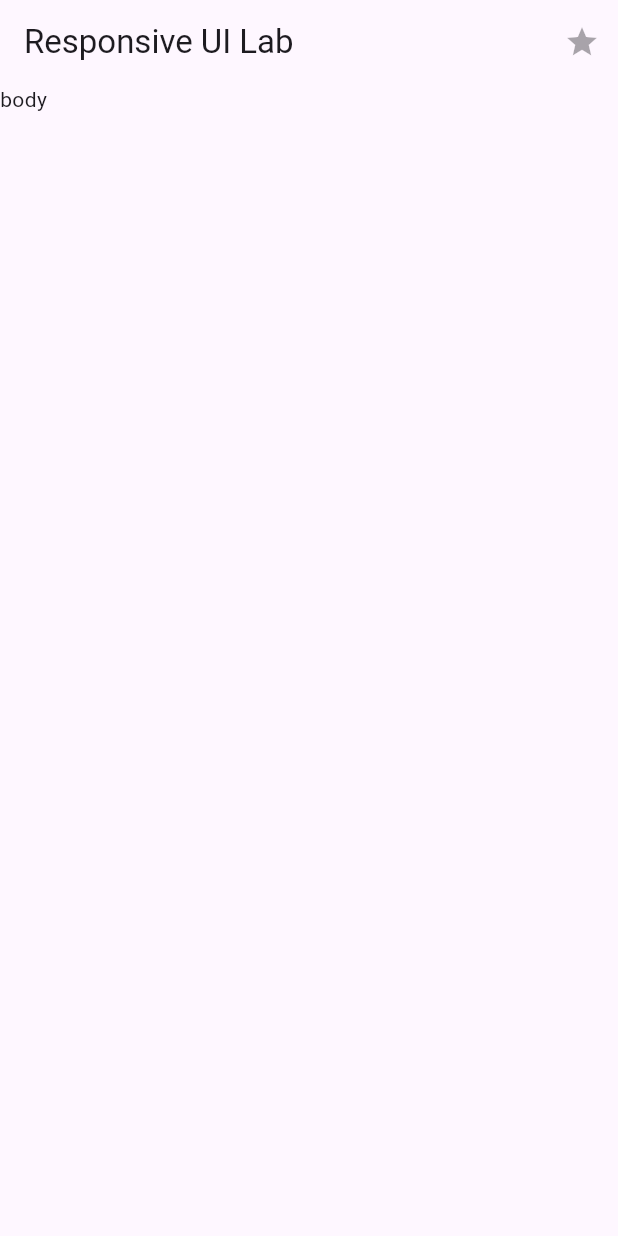
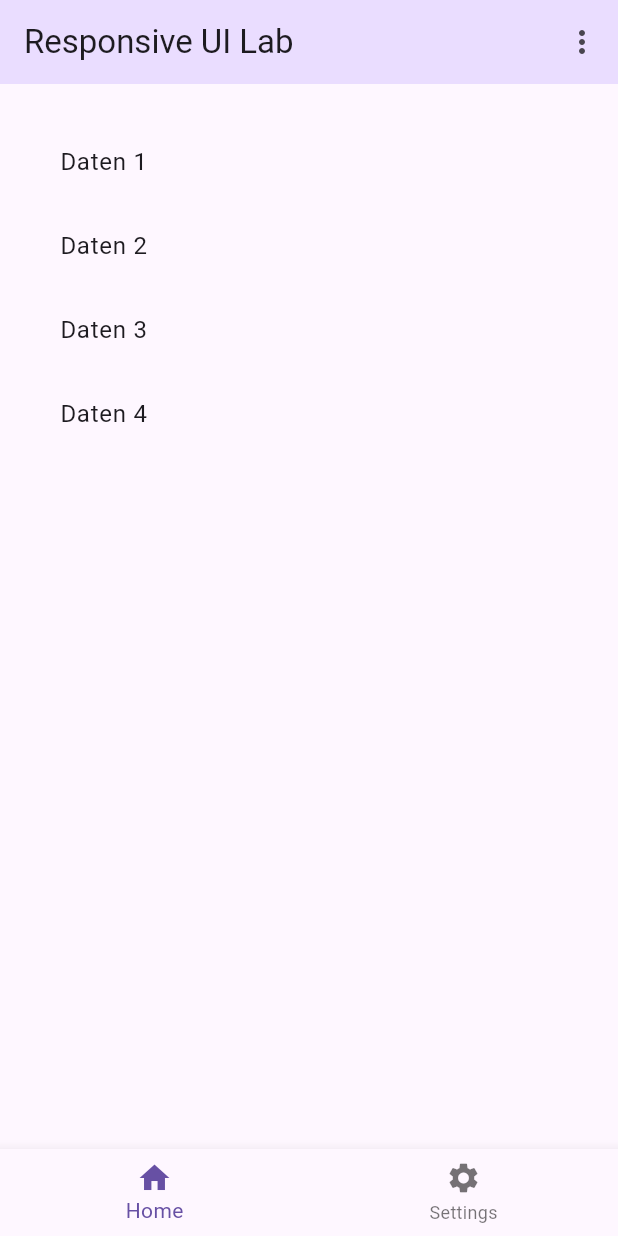
Before and after one commit to kode7/facilify-ui-lab, a Flutter app: the screen it shows after launch, on a phone screen of 412 x 824 dp. Run offline on Flutter 3.47's test engine with Material 3 defaults, Android fonts, the phone set to English and light mode, and no system bars; our stand-ins replace flutter_screenutil.

Commit message:
added responsive appbar and switching sidebar and bottomnavigationbar

```diff
--- a/lib/main.dart
+++ b/lib/main.dart
@@ -18,30 +18,182 @@ class MyApp extends StatelessWidget {
         theme: ThemeData(
           primarySwatch: Colors.amber,
         ),
-        home: const ResponsiveHomePage(),
+        home: const ResponsiveLayout(
+          mobileLayout:
+              MobileLayout(), // Assuming MobileLayout is defined elsewhere
+          desktopLayout:
+              DesktopLayout(), // Assuming DesktopLayout is defined elsewhere
+        ),
       ),
     );
   }
 }
 
-class ResponsiveHomePage extends StatelessWidget {
-  const ResponsiveHomePage({super.key});
+class ResponsiveLayout extends StatelessWidget {
+  final Widget mobileLayout;
+  final Widget desktopLayout;
+
+  const ResponsiveLayout(
+      {super.key, required this.mobileLayout, required this.desktopLayout});
+
+  @override
+  Widget build(BuildContext context) {
+    return LayoutBuilder(builder: (context, constraints) {
+      if (constraints.maxWidth < 600) {
+        // mobile layout
+        return mobileLayout;
+      } else {
+        // desktop layout
+        return desktopLayout;
+      }
+    });
+  }
+}
+
+class DesktopLayout extends StatelessWidget {
+  const DesktopLayout({super.key});
+
+  @override
+  Widget build(BuildContext context) {
+    return Row(
+      mainAxisAlignment: MainAxisAlignment.start,
+      mainAxisSize: MainAxisSize.max,
+      children: [
+        NavigationRail(
+          backgroundColor: Theme.of(context).colorScheme.inversePrimary,
+          selectedIndex: 0, // Current index,
+          destinations: const [
+            NavigationRailDestination(
+                icon: Icon(Icons.home),
+                selectedIcon: Icon(Icons.home_filled),
+                label: Text('Home')),
+            NavigationRailDestination(
+                icon: Icon(Icons.settings), label: Text('Settings')),
+            NavigationRailDestination(
+                icon: Icon(Icons.school), label: Text('School')),
+          ],
+        ),
+        Expanded(
+            flex: 1,
+            child: Scaffold(
+              appBar: const HomeAppBar(),
+              body: HomeBody(),
+            )),
+      ],
+    );
+  }
+}
+
+class MobileLayout extends StatelessWidget {
+  const MobileLayout({super.key});
 
   @override
   Widget build(BuildContext context) {
     ScreenUtil.init(context);
     return Scaffold(
-      appBar: AppBar(
-        title: const Text('Responsive UI Lab'),
-        backgroundColor: Theme.of(context).colorScheme.surface,
-        actions: <Widget>[
-          IconButton(
-            icon: const Icon(Icons.star),
-            tooltip: 'favorite',)
+      appBar: const HomeAppBar(),
+      body: HomeBody(),
+      bottomNavigationBar: BottomNavigationBar(
+        items: const [
+          BottomNavigationBarItem(icon: Icon(Icons.home), label: "Home"),
+          BottomNavigationBarItem(icon: Icon(Icons.settings), label: "Settings")
         ],
       ),
-
-      body: const Text('body'),
     );
   }
 }
+
+class HomeAppBar extends StatelessWidget implements PreferredSizeWidget {
+  @override
+  final Size preferredSize;
+
+  const HomeAppBar({super.key})
+      : preferredSize = const Size.fromHeight(kToolbarHeight);
+
+  @override
+  Widget build(BuildContext context) {
+    return AppBar(
+      title: const Text('Responsive UI Lab'),
+      centerTitle: false,
+      backgroundColor: Theme.of(context).colorScheme.primaryContainer,
+      actions: _buildActions(context),
+    );
+  }
+
+  List<Widget> _buildActions(context) {
+    // Check if the screen width is less than 800
+    bool isWideScreen = MediaQuery.of(context).size.width >= 800;
+
+    if (isWideScreen) {
+      return <Widget>[
+        IconButton(
+          icon: const Icon(Icons.star),
+          tooltip: 'favorite',
+          onPressed: () {},
+        ),
+        IconButton(
+          icon: const Icon(Icons.star),
+          tooltip: 'favorite',
+          onPressed: () {},
+        ),
+        IconButton(
+          icon: const Icon(Icons.star),
+          tooltip: 'favorite',
+          onPressed: () {},
+        ),
+        IconButton(
+          icon: const Icon(Icons.star),
+          tooltip: 'favorite',
+          onPressed: () {},
+        ),
+      ];
+    } else {
+      return <Widget>[
+        PopupMenuButton<String>(
+          onSelected: (String result) {
+            // Führen Sie hier Aktionen basierend auf der ausgewählten Option durch
+          },
+          itemBuilder: (BuildContext context) => <PopupMenuEntry<String>>[
+            const PopupMenuItem<String>(
+              value: 'favorite1',
+              child: ListTile(
+                leading: Icon(Icons.star),
+                title: Text('Favorit 1'),
+              ),
+            ),
+            const PopupMenuItem<String>(
+              value: 'favorite2',
+              child: ListTile(
+                leading: Icon(Icons.star),
+                title: Text('Favorit 2'),
+              ),
+            ),
+          ],
+        ),
+      ];
+    }
+  }
+}
+
+class HomeBody extends StatelessWidget {
+  HomeBody({super.key});
+
+  final List<String> items = ['Daten 1', 'Daten 2', 'Daten 3', 'Daten 4'];
+
+  @override
+  Widget build(BuildContext context) {
+    return Expanded(
+      child: Padding(
+        padding: const EdgeInsets.all(24),
+        child: ListView.builder(
+          itemCount: items.length,
+          itemBuilder: (context, index) {
+            return ListTile(
+              title: Text(items[index]),
+            );
+          },
+        ),
+      ),
+    );
+  }
+}
```
